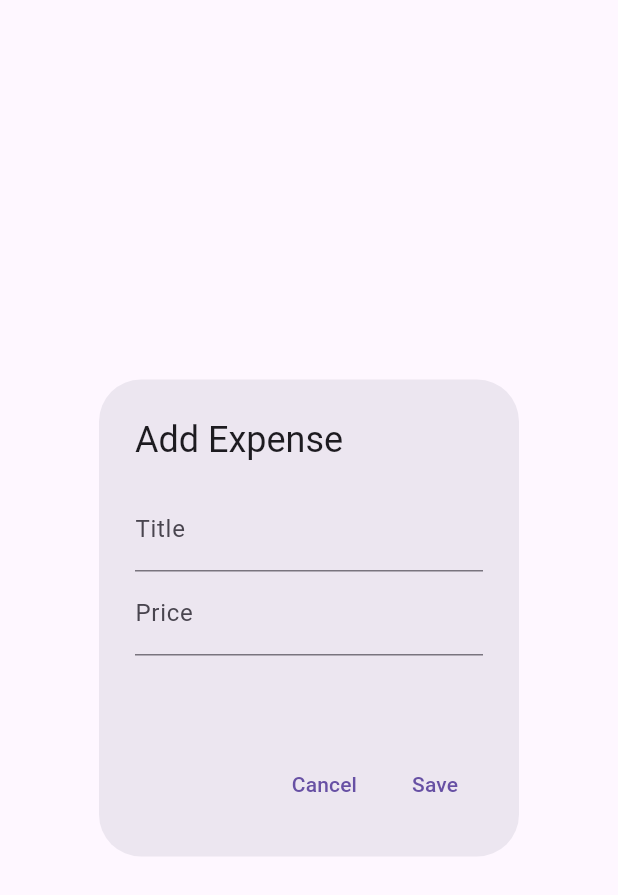
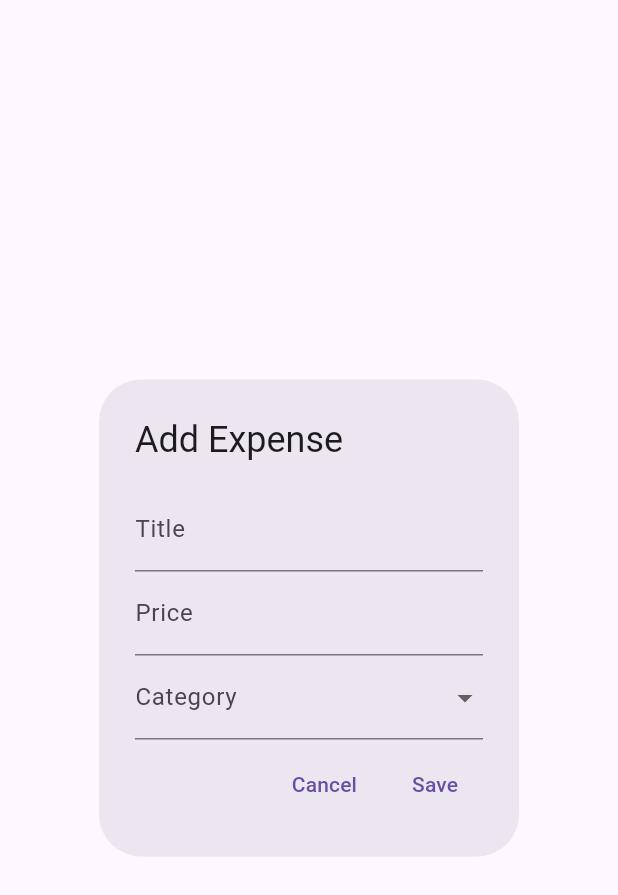
Before and after one commit to gulamanas/expense-tracker, a Flutter app: the AddExpenseDialog widget shown alone on an empty page, opened directly, after a tap on "Save", on a phone screen of 412 x 824 dp. Shown: the top 895 px of the screen. Run offline on Flutter 3.47's test engine with Material 3 defaults, Android fonts, the phone set to English and light mode, and no system bars; our stand-ins replace shared_preferences; accounts and stored records are empty.

Commit message:
expense model

```diff
--- a/lib/model/expense_model.dart
+++ b/lib/model/expense_model.dart
@@ -3,9 +3,10 @@ import 'dart:convert';
 class Expense {
   late String title;
   late double price;
+  String? category;
   final DateTime createdBy;
 
-  Expense(this.title, this.price, this.createdBy);
+  Expense(this.title, this.price, this.category, this.createdBy);
 
   // Convert Expense list to JSON string
   static String listToJson(List<Expense> expenses) {
@@ -26,6 +27,7 @@ class Expense {
     return {
       'title': title,
       'price': price,
+      'category': category,
       'createdBy': createdBy.toIso8601String(),
     };
   }
@@ -35,6 +37,7 @@ class Expense {
     return Expense(
       json['title'],
       json['price'].toDouble(),
+      json['category'],
       DateTime.parse(json['createdBy']),
     );
   }
--- a/lib/pages/home_page.dart
+++ b/lib/pages/home_page.dart
@@ -71,6 +71,8 @@ class _HomePageState extends State<HomePage> {
         TextEditingController(text: expense.title);
     TextEditingController priceController =
         TextEditingController(text: expense.price.toString());
+    TextEditingController categoryController =
+        TextEditingController(text: expense.category);
 
     showDialog(
       context: context,
@@ -78,6 +80,7 @@ class _HomePageState extends State<HomePage> {
         return UpdateExpenseDialog(
           titleController: titleController,
           priceController: priceController,
+          categoryController: categoryController,
           expenseIndex: index,
           onUpdate: (p0, p1) {},
         );
--- a/lib/provider/expense_provider.dart
+++ b/lib/provider/expense_provider.dart
@@ -19,8 +19,8 @@ class ExpenseProvider extends ChangeNotifier {
     notifyListeners();
   }
 
-  Future<void> saveExpense(String title, double price) async {
-    _expenses.add(Expense(title, price, DateTime.now()));
+  Future<void> saveExpense(String title, double price, String category) async {
+    _expenses.add(Expense(title, price, category, DateTime.now()));
     await _saveExpenses();
     notifyListeners();
   }
@@ -31,9 +31,10 @@ class ExpenseProvider extends ChangeNotifier {
     await prefs.setString('expenses', data);
   }
 
-  Future<void> updateExpense(int index, String title, double price) async {
+  Future<void> updateExpense(
+      int index, String title, double price, String category) async {
     DateTime originalDate = _expenses[index].createdBy;
-    _expenses[index] = Expense(title, price, originalDate);
+    _expenses[index] = Expense(title, price, category, originalDate);
     await _saveExpenses();
     notifyListeners();
   }
--- a/lib/utils/add_expense_dialog.dart
+++ b/lib/utils/add_expense_dialog.dart
@@ -14,6 +14,9 @@ class AddExpenseDialog extends StatefulWidget {
 class AddExpenseDialogState extends State<AddExpenseDialog> {
   TextEditingController titleController = TextEditingController();
   TextEditingController priceController = TextEditingController();
+  TextEditingController categoryController = TextEditingController();
+
+  final List<String> categories = ['Food', 'Clothing', 'Utilities', 'Others'];
 
   @override
   Widget build(BuildContext context) {
@@ -33,6 +36,19 @@ class AddExpenseDialogState extends State<AddExpenseDialog> {
               controller: priceController,
               decoration: const InputDecoration(labelText: 'Price'),
               keyboardType: TextInputType.number,
+            ),
+            DropdownButtonFormField(
+              decoration: const InputDecoration(labelText: 'Category'),
+              value: categoryController.text,
+              items: categories.map((category) {
+                return DropdownMenuItem(
+                  value: category,
+                  child: Text(category),
+                );
+              }).toList(),
+              onChanged: (selectedCategory) {
+                categoryController.text = selectedCategory.toString();
+              },
             ),
           ],
         ),
@@ -57,12 +73,17 @@ class AddExpenseDialogState extends State<AddExpenseDialog> {
   void _saveExpense(BuildContext context) {
     String title = titleController.text.trim();
     double price = double.tryParse(priceController.text.trim()) ?? 0.0;
+    String category = categoryController.text.trim();
 
     if (title.isNotEmpty && price > 0) {
       ExpenseProvider expenseProvider =
           Provider.of<ExpenseProvider>(context, listen: false);
 
-      expenseProvider.saveExpense(title, price);
+      expenseProvider.saveExpense(
+        title,
+        price,
+        category,
+      );
 
       // Close the dialog
       Navigator.of(context).pop();
--- a/lib/utils/update_expense_dialog.dart
+++ b/lib/utils/update_expense_dialog.dart
@@ -5,16 +5,20 @@ import 'package:provider/provider.dart';
 class UpdateExpenseDialog extends StatelessWidget {
   final TextEditingController titleController;
   final TextEditingController priceController;
+  final TextEditingController categoryController;
   final int expenseIndex;
   final Function(String, double) onUpdate;
 
-  const UpdateExpenseDialog({
+  UpdateExpenseDialog({
     Key? key,
     required this.titleController,
     required this.priceController,
+    required this.categoryController,
     required this.onUpdate,
     required this.expenseIndex,
   }) : super(key: key);
+
+  final List<String> categories = ['Food', 'Clothing', 'Utilities', 'Other'];
 
   @override
   Widget build(BuildContext context) {
@@ -36,6 +40,22 @@ class UpdateExpenseDialog extends StatelessWidget {
                 controller: priceController,
                 decoration: const InputDecoration(labelText: 'Price'),
                 keyboardType: TextInputType.number,
+              ),
+            ),
+            Padding(
+              padding: const EdgeInsets.all(16.0),
+              child: DropdownButtonFormField(
+                decoration: InputDecoration(labelText: 'Category'),
+                value: categoryController.text,
+                items: categories.map((category) {
+                  return DropdownMenuItem(
+                    value: category,
+                    child: Text(category),
+                  );
+                }).toList(),
+                onChanged: (selectedCategory) {
+                  categoryController.text = selectedCategory.toString();
+                },
               ),
             ),
             Row(
@@ -64,12 +84,13 @@ class UpdateExpenseDialog extends StatelessWidget {
   Future<void> _updateExpense(BuildContext context) async {
     String title = titleController.text.trim();
     double price = double.tryParse(priceController.text.trim()) ?? 0.0;
+    String category = categoryController.text.trim();
 
     if (title.isNotEmpty && price > 0) {
       ExpenseProvider expenseProvider =
           Provider.of<ExpenseProvider>(context, listen: false);
 
-      await expenseProvider.updateExpense(expenseIndex, title, price);
+      await expenseProvider.updateExpense(expenseIndex, title, price, category);
       // ignore: use_build_context_synchronously
       Navigator.of(context).pop();
     } else {
```
